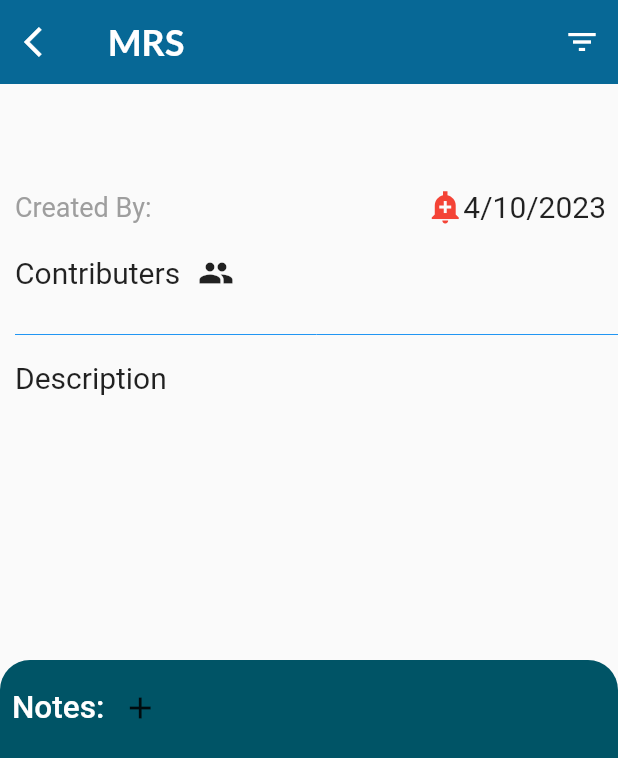
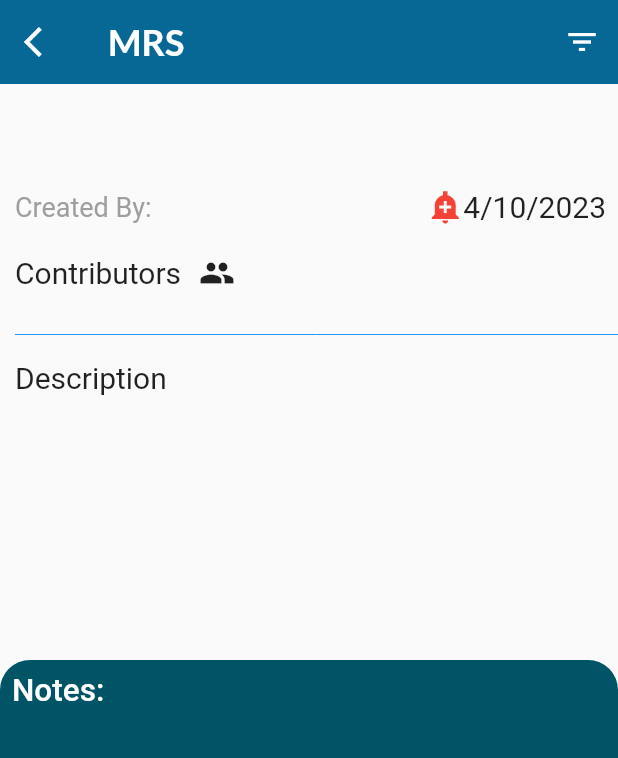
Before and after one commit to nadanazeer11/mrs-labAssistant-app, a Flutter app: the ProjDescrip screen opened directly with empty values, on a phone screen of 412 x 824 dp. Shown: the top 758 px of the screen. Run offline on Flutter 3.47's test engine with Material 2 defaults, Android fonts, the light colour scheme and no system bars; our stand-ins replace cloud_firestore, file_picker, firebase_auth, firebase_core, firebase_storage, fluentui_icons and 5 more; missing offline and left inert: firebase_auth_rest, flutter_dialogs, flutter_pdfview; accounts and stored records are empty.

Commit message:
laptop we2a3 3aleh maya isa kheir

```diff
--- a/lib/authentication/screens/createU.dart
+++ b/lib/authentication/screens/createU.dart
@@ -76,6 +76,7 @@ class _CreateUState extends State<CreateU> {
                   _loading=false;
                   CreateU=false;
                   CreateP=false;
+                  inventoryM=false;
                 });
                 ScaffoldMessenger.of(context).showSnackBar(
                                 const SnackBar(
--- a/lib/projectDescription/Screens/project_description.dart
+++ b/lib/projectDescription/Screens/project_description.dart
@@ -34,7 +34,7 @@ class _ProjDescripState extends State<ProjDescrip> {
   List<String>? languages;
   String langCode = "en-US";
   HomeContr homeC=HomeContr();
-  ProjectDContr pdc=new ProjectDContr();
+  ProjectDContr pdc=ProjectDContr();
   DateTime Start= DateTime.now();
   String loggedInName="";
   String? loggedInId;
@@ -52,6 +52,7 @@ class _ProjDescripState extends State<ProjDescrip> {
   bool switchPublic=false;
   String url="";
   bool sendButton=true;
+  bool stop=false;
 
   Future<String> selectFile()async {
     final result=await FilePicker.platform.pickFiles();
@@ -117,6 +118,7 @@ class _ProjDescripState extends State<ProjDescrip> {
       try{
         DateTime x=DateTime.now();
         bool z=isSelected[0]==true ? true : false;
+        if(stop==false){
           if(url=="" || fileName=="No file Selected"){
             Notes note=Notes(note:text,user: loggedInName,time:Timestamp.fromDate(x),public:z,url:"",baseName:"No file Selected");
             await pdc.addNote(note,id);
@@ -152,6 +154,8 @@ class _ProjDescripState extends State<ProjDescrip> {
               backgroundColor: Colors.green,
             ),
           );
+        }
+
 
       }
       catch(e){
@@ -164,6 +168,12 @@ class _ProjDescripState extends State<ProjDescrip> {
       }
     }
     catch(e){
+      ScaffoldMessenger.of(context).showSnackBar(
+        SnackBar(
+          content: Text('An error occurred while uploading the file'),
+          backgroundColor: Colors.red,
+        ),
+      );
 
     }
 
@@ -210,8 +220,8 @@ class _ProjDescripState extends State<ProjDescrip> {
                             child: Column(
                               crossAxisAlignment: CrossAxisAlignment.start,
                               children: [
-                                Text( '${project?.title ?? 'N/A'}',style:TextStyle(fontSize: 29,fontWeight: FontWeight.w500,color: Colors.black87,fontStyle: FontStyle.normal)),
-                                SizedBox(height: 12,),
+                                Text( project?.title ?? 'N/A',style:const TextStyle(fontSize: 29,fontWeight: FontWeight.w500,color: Colors.black87,fontStyle: FontStyle.normal)),
+                                const SizedBox(height: 12,),
                                 // SizedBox(height: 12,),
                                 Row(
                                   mainAxisAlignment: MainAxisAlignment.spaceBetween,
@@ -220,10 +230,10 @@ class _ProjDescripState extends State<ProjDescrip> {
                                       child: Text.rich(
                                         TextSpan(
                                           text: 'Created By: ',
-                                          style: TextStyle(fontSize: 18, color: Colors.grey),
+                                          style: const TextStyle(fontSize: 18, color: Colors.grey),
                                           children: <TextSpan>[
                                             TextSpan(
-                                              text:'${project?.createdBy ?? 'N/A'}',
+                                              text:project?.createdBy ?? 'N/A',
                                               style: TextStyle(fontWeight: FontWeight.w400, color: Colors.grey[600]),
                                             ),
 
@@ -236,8 +246,8 @@ class _ProjDescripState extends State<ProjDescrip> {
                                       padding: const EdgeInsets.all(8.0),
                                       child: Row(
                                         children: [
-                                          Icon(Icons.add_alert_sharp,color: Colors.red,),
-                                          Text('$endDate',style: TextStyle(fontSize:20),),
+                                          const Icon(Icons.add_alert_sharp,color: Colors.red,),
+                                          Text(endDate,style: const TextStyle(fontSize:20),),
 
                                         ],
                                       ),
@@ -247,15 +257,15 @@ class _ProjDescripState extends State<ProjDescrip> {
                                 ),
                                 Row(
                                   children: [
-                                    Text("Contributers",style:TextStyle(fontSize: 20,fontWeight: FontWeight.w400)),
+                                    const Text("Contributors",style:TextStyle(fontSize: 20,fontWeight: FontWeight.w400)),
                             PopupMenuButton<String>(
-                              icon: Icon(Icons.people),
+                              icon: const Icon(Icons.people),
                               itemBuilder: (BuildContext context) {
                                 debugPrint("empty");
                                 if (project?.users != null) {
                                   if (project!.users.isEmpty) {
                                     return [
-                                      PopupMenuItem<String>(
+                                      const PopupMenuItem<String>(
                                         value: null,
                                         child: Text('No users available'),
                                       ),
@@ -283,7 +293,7 @@ class _ProjDescripState extends State<ProjDescrip> {
                                     color: Colors.blue,
                                   ),
                                 ),
-                                Text(
+                                const Text(
                                   "Description",
                                   style: TextStyle(fontSize: 20,fontWeight: FontWeight.w400),
                                 ),
@@ -291,7 +301,7 @@ class _ProjDescripState extends State<ProjDescrip> {
                                   height: 8,
                                 ),
                                 Text(
-                                    '${project?.description ?? 'N/A'}',
+                                    project?.description ?? 'N/A',
                                     style: TextStyle(color:AppColorss.fontGrey,fontSize: 18)
                                 ),
 
@@ -310,9 +320,9 @@ class _ProjDescripState extends State<ProjDescrip> {
 
               }
               if (snapshot.connectionState == ConnectionState.waiting){
-                return Center(child: CircularProgressIndicator(),);
+                return const Center(child: CircularProgressIndicator(),);
               }
-                return Center(
+                return const Center(
                     child: Text(
                       'Something went wrong',
                       style: TextStyle(fontWeight: FontWeight.bold, fontSize: 30),
@@ -353,13 +363,14 @@ class _ProjDescripState extends State<ProjDescrip> {
                       padding: const EdgeInsets.all(8.0),
                       child: Row(
                         children: [
-                          Text("Notes:",style: TextStyle(fontSize: 21,fontWeight: FontWeight.w500,color: Colors.white),),
-                          IconButton(onPressed: (){
+                          const Text("Notes:",style: TextStyle(fontSize: 21,fontWeight: FontWeight.w500,color: Colors.white),),
+                          allow==true?IconButton(onPressed: (){
                             setState(() {
                               addMyComment=true;
                               sendButton=true;
+                              stop=false;
                             });
-                          }, icon: Icon(Icons.add))
+                          }, icon: const Icon(Icons.add)):Container(),
                         ],
                       ),
                     ),
@@ -392,7 +403,7 @@ class _ProjDescripState extends State<ProjDescrip> {
                                   padding: const EdgeInsets.fromLTRB(8,8,0,0),
                                   child: Row(
                                     children: [
-                                      Text("Your note",style: TextStyle(fontWeight: FontWeight.w600,color: Colors.black,fontSize: 18),),
+                                      const Text("Your note",style: TextStyle(fontWeight: FontWeight.w600,color: Colors.black,fontSize: 18),),
                                       Expanded(
                                         child: Align(
                                           alignment:Alignment.bottomLeft,
@@ -425,7 +436,7 @@ class _ProjDescripState extends State<ProjDescrip> {
                                       controller: _notesText,
                                       maxLines: null,
                                       keyboardType: TextInputType.multiline,
-                                      decoration: InputDecoration(
+                                      decoration: const InputDecoration(
                                         contentPadding: EdgeInsets.symmetric(horizontal: 10.0, vertical: 10.0),
                                         hintText: 'Add a comment',
                                         border: InputBorder.none,
@@ -442,16 +453,14 @@ class _ProjDescripState extends State<ProjDescrip> {
                                         upload=true;
                                       });
                                     }
-                                  }, icon: Icon(FeatherIcons.paperclip,),color: Colors.black,),
+                                  }, icon: const Icon(FeatherIcons.paperclip,),color: Colors.black,),
                                   Expanded(
                                     child: Text(
                                       fileName,
                                       style: TextStyle(fontSize: 16, color: AppColorss.fontGrey),
                                     ),
                                   ),
-                                  // fileName!="No file Selected"  && task==null ?      IconButton(onPressed: (){
-                                  //   uploadFile(context);
-                                  // }, icon:Icon(FeatherIcons.upload)):Container(),
+
                                   fileName!="No file Selected" ? IconButton(onPressed: (){
                                     setState(() {
                                       fileName="No file Selected";
@@ -459,7 +468,7 @@ class _ProjDescripState extends State<ProjDescrip> {
                                       upload=false;
                                       url="";
                                     },);
-                                  }, icon: Icon(Icons.delete),color: AppColorss.redColor,):Container(),
+                                  }, icon: const Icon(Icons.delete),color: AppColorss.redColor,):Container(),
 
                                 ],),
                                 task!=null ? Padding(
@@ -477,6 +486,7 @@ class _ProjDescripState extends State<ProjDescrip> {
                                        switchPublic=false;
                                        addMyComment=false;
                                        url="";
+                                       stop=true;
 
                                       });
                                       _notesText.clear();
@@ -493,7 +503,7 @@ class _ProjDescripState extends State<ProjDescrip> {
                                         _notesText.clear();
                                       });
                                       debugPrint("boolean $sendButton");
-                                    }, child:Text("Send",style: TextStyle(fontSize: 18,color: Colors.black),)):Container(),
+                                    }, child:const Text("Send",style: TextStyle(fontSize: 18,color: Colors.black),)):Container(),
                                   ],
                                 )
 
@@ -502,7 +512,7 @@ class _ProjDescripState extends State<ProjDescrip> {
                         ),
                     ),
                   ):Container(),
-                    SizedBox(height: 15,),
+                    const SizedBox(height: 15,),
 
 
                     steps(context,ids),
@@ -538,7 +548,7 @@ class _ProjDescripState extends State<ProjDescrip> {
       future:pdc.getNotes(ids),
       builder: (context,snapshot){
         if (snapshot.connectionState == ConnectionState.waiting) {
-          return Center(child: CircularProgressIndicator());
+          return const Center(child: CircularProgressIndicator());
         }
         if(snapshot.hasData){
           List<Notes>? projNotes=snapshot.data;
@@ -560,7 +570,7 @@ class _ProjDescripState extends State<ProjDescrip> {
                   padding: const EdgeInsets.fromLTRB(4,0,3,27),
                   child:
                   Container(
-                      margin:EdgeInsets.fromLTRB(4, 0, 3, 0),
+                      margin:const EdgeInsets.fromLTRB(4, 0, 3, 0),
                       decoration: BoxDecoration(
                         borderRadius: BorderRadius.circular(10.0),
                         color: Colors.white,
@@ -581,12 +591,12 @@ class _ProjDescripState extends State<ProjDescrip> {
                                 mainAxisAlignment: MainAxisAlignment.end,
                                 children:[
                                   Icon(Icons.access_time_sharp,size: 15,color: AppColorss.darkFontGrey,),
-                                  Text('${ time},${datee}',style: TextStyle(fontSize: 14,color: AppColorss.fontGrey),),
+                                  Text('$time,$datee',style: TextStyle(fontSize: 14,color: AppColorss.fontGrey),),
                                 ]),
-                            SizedBox(height:3),
+                            const SizedBox(height:3),
                             Row(
                               children: [
-                                CircleAvatar(
+                                const CircleAvatar(
                                   radius: 21,
                                   // add avatar image or tex
                                 ),
@@ -594,8 +604,8 @@ class _ProjDescripState extends State<ProjDescrip> {
                                 Expanded(
                                   child: SizedBox(
                                     child: Text(
-                                      '${projNotes?[index].note?? 'N/A'}',
-                                      style: TextStyle(fontSize: 16,color: Colors.black),
+                                      projNotes?[index].note?? 'N/A',
+                                      style: const TextStyle(fontSize: 16,color: Colors.black),
                                     ),
                                   ),
                                 ),
@@ -642,7 +652,7 @@ class _ProjDescripState extends State<ProjDescrip> {
                                       }
 
                                     },
-                                    child: Text("$baseNamee",style: TextStyle(decoration: TextDecoration.underline,color: Colors.blue),)))):Container(),
+                                    child: Text("$baseNamee",style: const TextStyle(decoration: TextDecoration.underline,color: Colors.blue),)))):Container(),
                               ],
                             )
                           ],
@@ -652,10 +662,7 @@ class _ProjDescripState extends State<ProjDescrip> {
                 );
 
               }
-              else{
               return Container();
-              }
-
             },
 
           );
```
Also changed, not shown: lib/home/screens/OurProjects.dart (+7 -7 lines), lib/home/widgets/project_item.dart (+8 -19 lines). Lines whose indentation alone changed are shown as unchanged.
